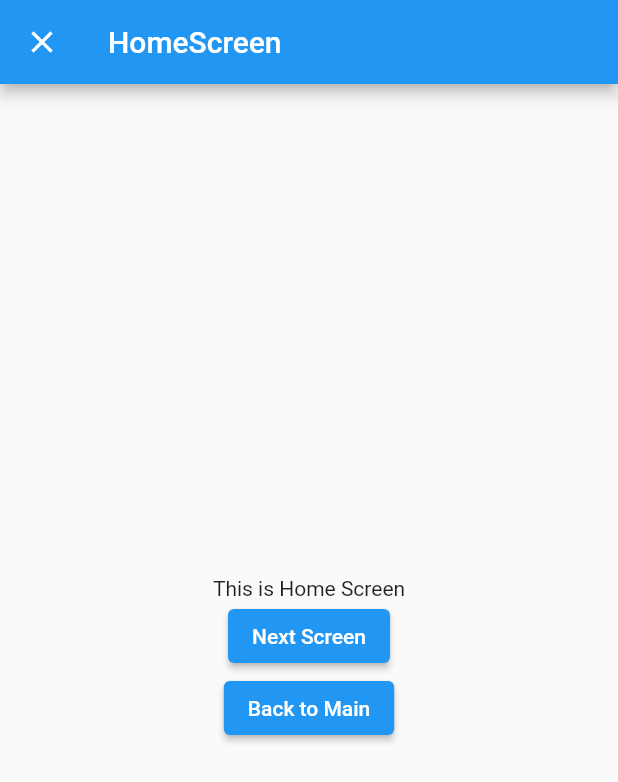
After one commit to KimHyunLo/GetX, a Flutter app: the screen it shows after launch, after a tap on "Go To HomeScreen", on a phone screen of 412 x 824 dp. The commit adds this screen. Shown: the top 782 px of the screen. Run offline on Flutter 3.47's test engine with Material 2 defaults, Android fonts, the phone set to English and light mode, and no system bars; our stand-ins replace get.

Commit message:
navigation

```diff
--- /dev/null
+++ b/lib/screens/navigation_screen.dart
@@ -0,0 +1,62 @@
+import 'package:flutter/material.dart';
+import 'package:get/get.dart';
+
+class NavigationScreen extends StatelessWidget {
+  const NavigationScreen({Key? key}) : super(key: key);
+
+  @override
+  Widget build(BuildContext context) {
+    return Scaffold(
+      appBar: AppBar(
+        title: const Text('Navigation'),
+      ),
+      body: Center(
+        child: ElevatedButton(
+          onPressed: () {
+            Get.to(
+              const _HomeScreen(),
+              fullscreenDialog: true,
+              transition: Transition.zoom,
+              duration: const Duration(milliseconds: 2000),
+              curve: Curves.bounceInOut,
+            );
+          },
+          child: const Text('Go To HomeScreen'),
+        ),
+      ),
+    );
+  }
+}
+
+class _HomeScreen extends StatelessWidget {
+  const _HomeScreen({Key? key}) : super(key: key);
+
+  @override
+  Widget build(BuildContext context) {
+    return Scaffold(
+      appBar: AppBar(
+        title: const Text('HomeScreen'),
+      ),
+      body: Center(
+        child: Column(
+          mainAxisAlignment: MainAxisAlignment.center,
+          crossAxisAlignment: CrossAxisAlignment.center,
+          children: [
+            const Text('This is Home Screen'),
+            ElevatedButton(
+              onPressed: () {},
+              child: const Text('Next Screen'),
+            ),
+            ElevatedButton(
+              onPressed: () {
+                Get.off(const NavigationScreen());
+              },
+              child: const Text('Back to Main'),
+            ),
+          ],
+        ),
+      ),
+    );
+    ;
+  }
+}
--- a/pubspec.yaml
+++ b/pubspec.yaml
@@ -36,6 +36,7 @@ dependencies:
   # The following adds the Cupertino Icons font to your application.
   # Use with the CupertinoIcons class for iOS style icons.
   cupertino_icons: ^1.0.2
+  get: ^4.6.5
 
 dev_dependencies:
   flutter_test:
```
Also changed, not shown: lib/main.dart (+6 -16 lines), lib/screens/bottom_sheet_screen.dart (added, +60 -0 lines), lib/screens/dialog_screen.dart (added, +76 -0 lines), lib/screens/snackbar_screen.dart (added, +90 -0 lines), pubspec.lock.
